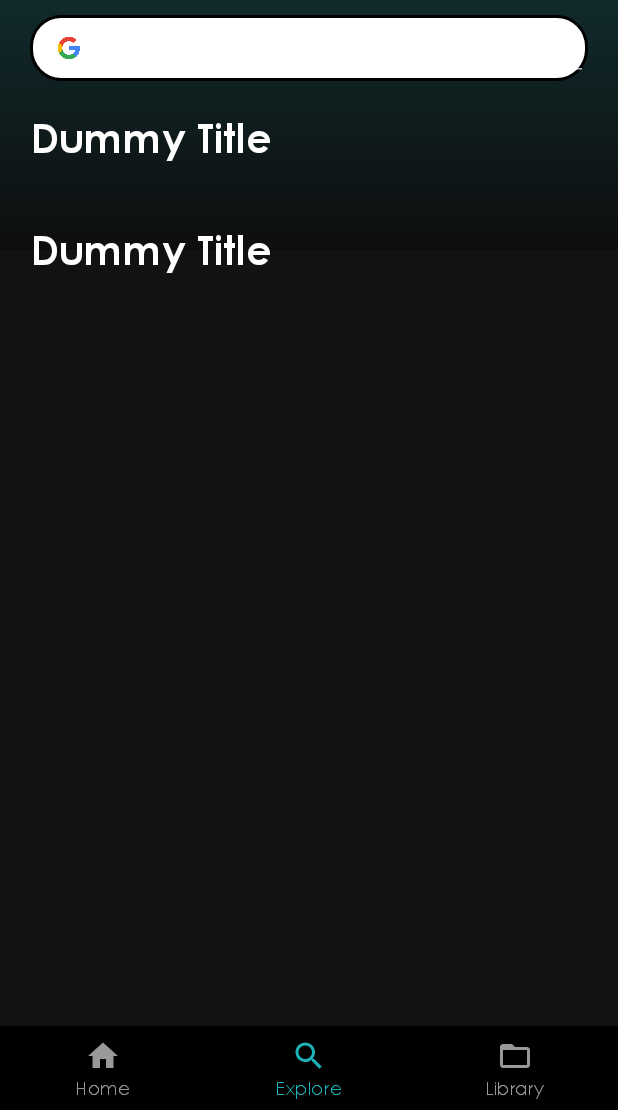
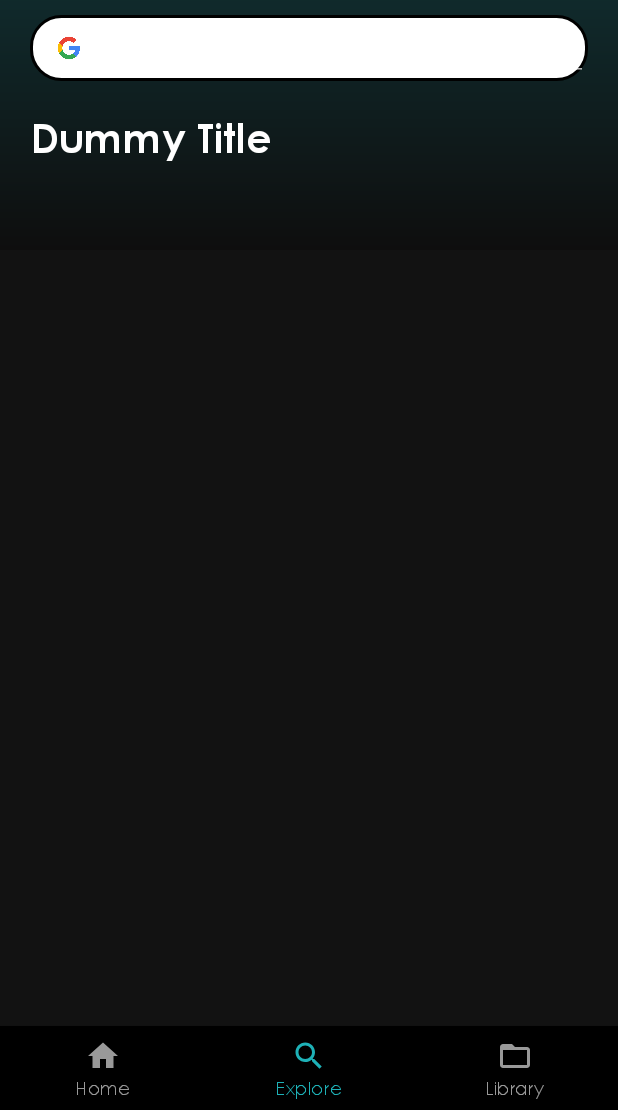
Before and after one commit to RafiqiFariz/flowbyte, an Android app: the ExploreFragment screen opened through its navigation route, on a phone screen of 412 x 824 dp, the part 126-1236 px from its top. Run offline under Robolectric (Android 15) with nearby library versions, the phone set to English and light mode, and no system bars; our stand-ins replace Firebase (no records; nobody signed in at launch, a user with empty details on screens opened directly), navigation-ui; pictures from the network do not load.

Commit message:
fix: change ui for explore fragment

```diff
--- a/app/src/main/res/layout/fragment_explore.xml
+++ b/app/src/main/res/layout/fragment_explore.xml
@@ -72,7 +72,7 @@
         </LinearLayout>
 
         <TextView
-            android:id="@+id/textViewTopGenres"
+            android:id="@+id/textViewAllGenres"
             style="@style/TextAppearance.AppCompat.Headline"
             android:layout_width="match_parent"
             android:layout_height="wrap_content"
@@ -83,27 +83,6 @@
             app:layout_constraintTop_toBottomOf="@+id/secondLinearLayout" />
 
         <androidx.recyclerview.widget.RecyclerView
-            android:id="@+id/recyclerViewGenre"
-            android:layout_width="match_parent"
-            android:layout_marginTop="20dp"
-            android:layout_height="wrap_content"
-            app:layoutManager="androidx.recyclerview.widget.LinearLayoutManager"
-            app:layout_constraintTop_toBottomOf="@id/textViewTopGenres"
-            app:layout_constraintStart_toStartOf="parent"
-            app:layout_constraintEnd_toEndOf="parent"/>
-
-        <TextView
-            android:id="@+id/textViewAllGenres"
-            style="@style/TextAppearance.AppCompat.Headline"
-            android:layout_width="match_parent"
-            android:layout_height="wrap_content"
-            android:layout_marginTop="20dp"
-            android:text="@string/song_title"
-            android:fontFamily="@font/gothic_b"
-            android:textSize="27dp"
-            app:layout_constraintTop_toBottomOf="@+id/recyclerViewGenre" />
-
-        <androidx.recyclerview.widget.RecyclerView
             android:id="@+id/recyclerViewALLGenre"
             android:layout_width="match_parent"
             android:layout_marginTop="20dp"
@@ -112,5 +91,6 @@
             app:layout_constraintTop_toBottomOf="@id/textViewAllGenres"
             app:layout_constraintStart_toStartOf="parent"
             app:layout_constraintEnd_toEndOf="parent"/>
+
     </androidx.constraintlayout.widget.ConstraintLayout>
 </ScrollView>
```
Also changed, not shown: app/src/main/java/com/flowbyte/ui/explore/ExploreFragment.kt (+4 -10 lines).
